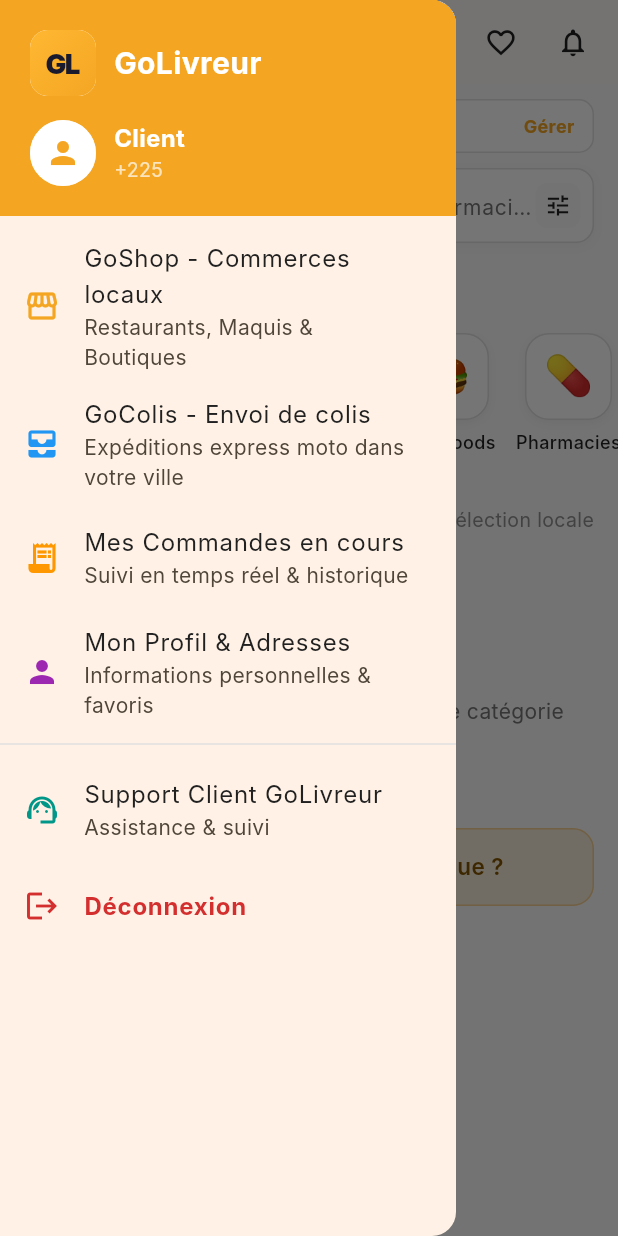
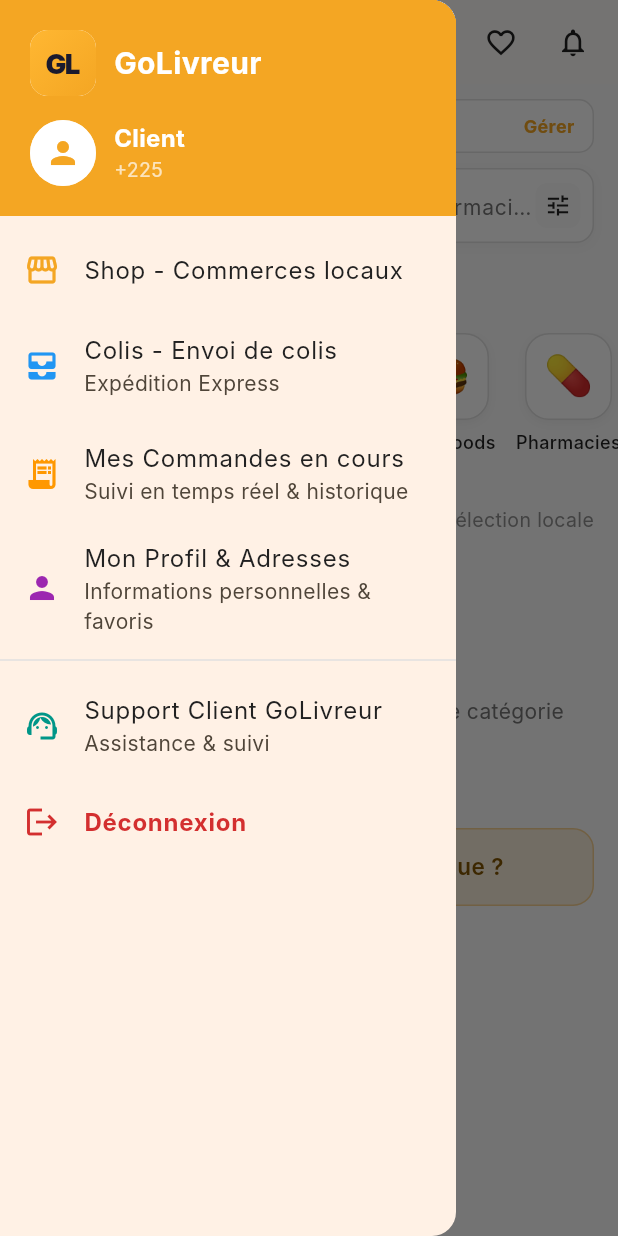
Before and after one commit to franciseboah01/golivreur, a Flutter app: the GoShopHomeScreen screen opened directly, with the side drawer open, on a phone screen of 412 x 824 dp. Run offline on Flutter 3.47's test engine with Material 3 defaults, Android fonts, the phone set to English and light mode, and no system bars; our stand-ins replace cached_network_image, connectivity_plus, dio, flutter_riverpod, flutter_secure_storage, google_maps_flutter and 3 more; accounts and stored records are empty; network calls fail; Roboto replaces fonts that are missing (Inter).

Commit message:
chore(client): rename Shop and Colis labels in burger drawer menu

```diff
--- a/mobile/apps/golivreur_client/lib/features/goshop/screens/goshop_home_screen.dart
+++ b/mobile/apps/golivreur_client/lib/features/goshop/screens/goshop_home_screen.dart
@@ -1605,20 +1605,15 @@ class _GoShopHomeScreenState extends ConsumerState<GoShopHomeScreen> {
                     leading: const Icon(Icons.storefront, color: GoLivreurTheme.primaire),
                     title: Text(
                       cityName.isNotEmpty
-                          ? 'GoShop - Commerces $cityName'
-                          : 'GoShop - Commerces locaux',
-                    ),
-                    subtitle: const Text('Restaurants, Maquis & Boutiques'),
+                          ? 'Shop - Commerces $cityName'
+                          : 'Shop - Commerces locaux',
+                    ),
                     onTap: () => Navigator.pop(context),
                   ),
                   ListTile(
                     leading: const Icon(Icons.all_inbox, color: Colors.blue),
-                    title: const Text('GoColis - Envoi de colis'),
-                    subtitle: Text(
-                      cityName.isNotEmpty
-                          ? 'Expéditions express moto à $cityName'
-                          : 'Expéditions express moto dans votre ville',
-                    ),
+                    title: const Text('Colis - Envoi de colis'),
+                    subtitle: const Text('Expédition Express'),
                     onTap: () {
                       Navigator.pop(context);
                       Navigator.of(context).push(
```
